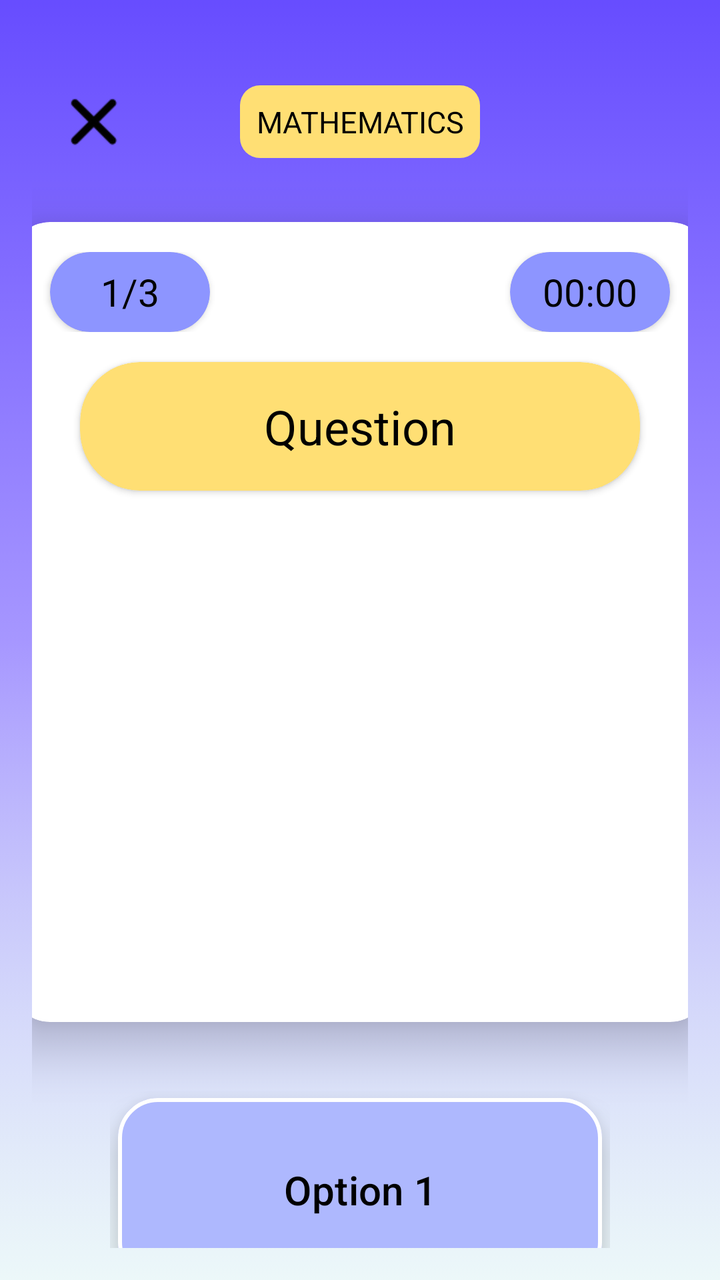
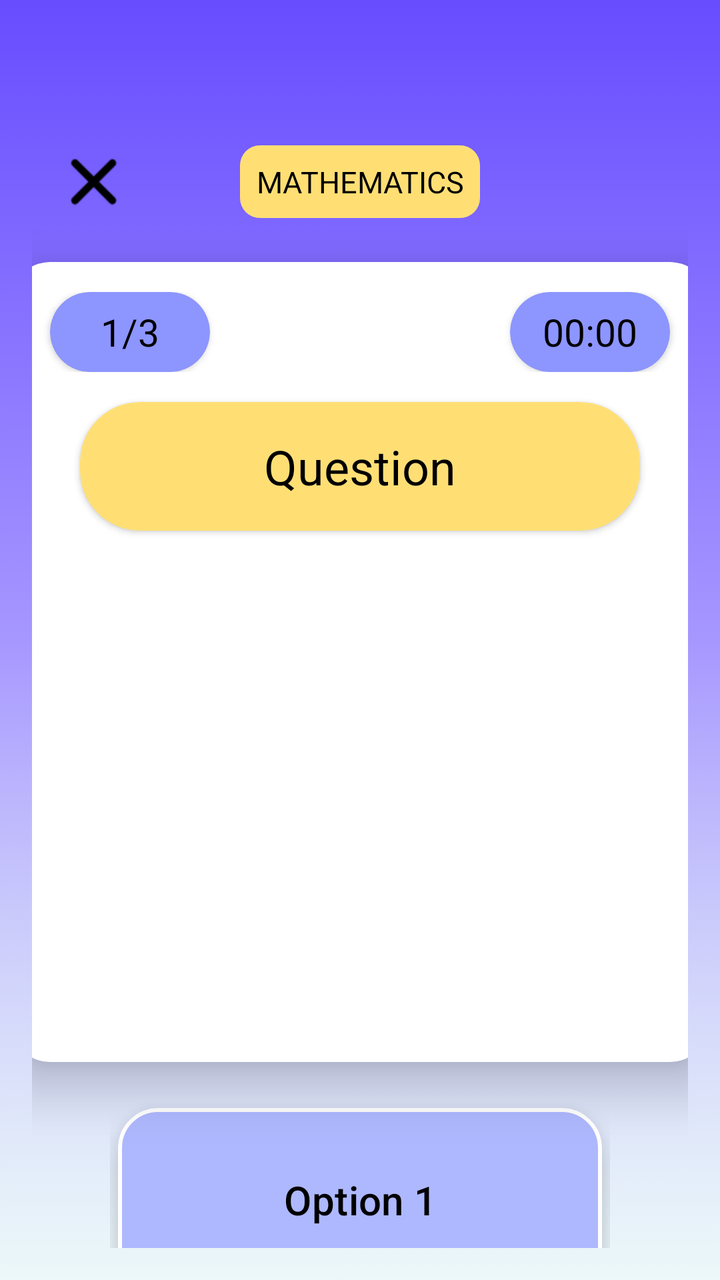

Two renders of the same Android screen: before a commit and after it. Below are the layout's source before the change and the commit's diff.
<!-- AndroidManifest.xml: application theme Theme.QuizApp -->
<!-- res/layout/quiz_maths_2.xml -->
<?xml version="1.0" encoding="utf-8"?>
<LinearLayout xmlns:android="http://schemas.android.com/apk/res/android"
    xmlns:tools="http://schemas.android.com/tools"
    xmlns:app="http://schemas.android.com/apk/res-auto"
    android:id="@+id/main"
    android:layout_width="match_parent"
    android:layout_height="match_parent"
    android:orientation="vertical"
    android:padding="16dp"
    android:background="@drawable/background"
    tools:context=".QuizMathsSB">

    <RelativeLayout
        android:layout_width="match_parent"
        android:layout_height="50dp"
        android:layout_marginTop="20dp">

        <ImageView
            android:id="@+id/close_button"
            android:layout_width="30dp"
            android:layout_height="30dp"
            android:layout_alignParentStart="true"
            android:layout_centerVertical="true"
            android:layout_marginStart="16dp"
            android:src="@drawable/close_button"/>

        <TextView
            android:id="@+id/editProfileLabel"
            android:layout_width="wrap_content"
            android:layout_height="wrap_content"
            android:text="MATHEMATICS"
            android:textSize="15sp"
            android:textColor="#000000"
            android:background="@drawable/edit_profile_label_bg"
            android:padding="8dp"
            android:gravity="center"
            android:layout_centerInParent="true"/>

        <androidx.cardview.widget.CardView
            android:layout_width="wrap_content"
            android:layout_height="match_parent"
            android:layout_alignParentEnd="true"
            android:layout_centerVertical="true"
            android:layout_marginEnd="16dp">
        </androidx.cardview.widget.CardView>

    </RelativeLayout>

    <androidx.cardview.widget.CardView
        android:layout_width="350dp"
        android:layout_height="400dp"
        android:layout_gravity="center_horizontal"
        android:layout_marginTop="25dp"
        app:cardBackgroundColor="@android:color/white"
        app:cardCornerRadius="20dp"
        app:cardElevation="15dp">

        <LinearLayout
            android:layout_width="350dp"
            android:layout_height="40dp"
            android:layout_marginTop="15dp"
            android:layout_marginBottom="15dp">

            <androidx.cardview.widget.CardView
                android:layout_width="80dp"
                android:layout_height="40dp"
                android:layout_gravity="center_horizontal"
                android:layout_marginLeft="20dp"
                android:layout_marginRight="20dp"
                app:cardBackgroundColor="@color/buttonPurple"
                app:cardCornerRadius="30dp">

                <TextView
                    android:id="@+id/totalQuestion"
                    android:layout_width="80dp"
                    android:layout_height="40dp"
                    android:gravity="center"
                    android:text="1/3"
                    android:textColor="@color/black"
                    android:textSize="19sp" />

            </androidx.cardview.widget.CardView>

            <androidx.cardview.widget.CardView
                android:id="@+id/timer"
                android:layout_width="80dp"
                android:layout_height="40dp"
                android:layout_gravity="center_horizontal"
                android:layout_marginStart="130dp"
                app:cardBackgroundColor="@color/buttonPurple"
                app:cardCornerRadius="30dp">

                <TextView
                    android:id="@+id/timerText"
                    android:layout_width="80dp"
                    android:layout_height="40dp"
                    android:gravity="center"
                    android:text="00:00"
                    android:textColor="@color/black"
                    android:textSize="19sp" />

            </androidx.cardview.widget.CardView>

        </LinearLayout>

        <androidx.cardview.widget.CardView
            android:layout_width="280dp"
            android:layout_height="wrap_content"
            android:layout_gravity="center_horizontal"
            android:layout_marginTop="70dp"
            android:layout_marginBottom="20dp"
            app:cardBackgroundColor="@color/yellow"
            app:cardCornerRadius="30dp">

            <TextView
                android:id="@+id/question_text"
                android:layout_width="280dp"
                android:layout_height="wrap_content"
                android:gravity="center"
                android:padding="16dp"
                android:text="Question"
                android:textColor="@color/black"
                android:textSize="24sp" />

        </androidx.cardview.widget.CardView>

        <ImageView
            android:id="@+id/imageView"
            android:layout_width="200dp"
            android:layout_height="200dp"
            android:layout_gravity="center_horizontal"
            android:layout_marginTop="165dp"
            />
    </androidx.cardview.widget.CardView>


    <LinearLayout
        style="?android:attr/buttonBarStyle"
        android:layout_width="250dp"
        android:layout_height="113dp"
        android:layout_gravity="center_horizontal"
        android:layout_marginTop="30dp"
        android:orientation="horizontal">

        <Button
            android:id="@+id/option_1_button"
            style="?android:attr/buttonBarButtonStyle"
            android:layout_width="60dp"
            android:layout_height="100dp"
            android:layout_margin="4dp"
            android:layout_weight="1"
            android:backgroundTint="@color/lightPurple"
            android:elevation="10dp"
            android:outlineProvider="background"
            android:stateListAnimator="@null"
            android:text="Option 1"
            android:textColor="@color/black"
            android:textSize="20sp"
            app:cornerRadius="20dp"
            app:strokeColor="@color/white"
            app:strokeWidth="2dp" />
    </LinearLayout>

    <LinearLayout
        style="?android:attr/buttonBarStyle"
        android:layout_width="250dp"
        android:layout_height="108dp"
        android:layout_gravity="center_horizontal"
        android:layout_marginTop="5dp"
        android:orientation="horizontal">

        <Button
            android:id="@+id/option_2_button"
            style="?android:attr/buttonBarButtonStyle"
            android:layout_width="60dp"
            android:layout_height="100dp"
            android:layout_margin="4dp"
            android:layout_weight="1"
            android:backgroundTint="@color/lightPurple"
            android:elevation="10dp"
            android:outlineProvider="background"
            android:stateListAnimator="@null"
            android:text="Option 2"
            android:textColor="@color/black"
            android:textSize="20sp"
            app:cornerRadius="20dp"
            app:strokeColor="@color/white"
            app:strokeWidth="2dp" />
    </LinearLayout>


    <LinearLayout
        style="?android:attr/buttonBarStyle"
        android:layout_width="250dp"
        android:layout_height="107dp"
        android:layout_gravity="center_horizontal"
        android:layout_marginTop="5dp"
        android:orientation="horizontal">

        <Button
            android:id="@+id/option_3_button"
            style="?android:attr/buttonBarButtonStyle"
            android:layout_width="60dp"
            android:layout_height="100dp"
            android:layout_margin="4dp"
            android:layout_weight="1"
            android:backgroundTint="@color/lightPurple"
            android:elevation="10dp"
            android:outlineProvider="background"
            android:stateListAnimator="@null"
            android:text="Option 3"
            android:textColor="@color/black"
            android:textSize="20sp"
            app:cornerRadius="20dp"
            app:strokeColor="@color/white"
            app:strokeWidth="2dp" />
    </LinearLayout>


</LinearLayout>
<!-- resources referenced by this layout -->
<resources>
  <color name="black">#FF000000</color>
  <color name="buttonPurple">#8D95FF</color>
  <color name="lightPurple">#AEB8FE</color>
  <color name="white">#FFFFFFFF</color>
  <color name="yellow">#FFDF74</color>
  <!-- drawable background: png bitmap (drawable, 33364 bytes) -->
  <!-- drawable close_button: png bitmap (drawable, 2223 bytes) -->
  <!-- drawable edit_profile_label_bg (drawable) -->
  <?xml version="1.0" encoding="utf-8"?>
  <shape android:shape="rectangle" xmlns:android="http://schemas.android.com/apk/res/android">
  
      <corners android:radius="10dp"/>
      <solid android:color="@color/yellow"/>
  </shape>
  <style name="Theme.QuizApp" parent="Base.Theme.QuizApp" />
  <style name="Base.Theme.QuizApp" parent="Theme.Material3.DayNight.NoActionBar">
          
          <item name="colorPrimary">@color/purple</item>
          <item name="colorPrimaryVariant">@color/blue</item>
          <item name="android:statusBarColor">@color/blue</item>
      </style>
  <color name="purple">#2600FF</color>
  <color name="blue">#B0E0E6</color>
</resources>

<!-- the commit's change to res/layout/quiz_maths_2.xml (unified diff, before → after) -->
@@ -13,7 +13,7 @@
     <RelativeLayout
         android:layout_width="match_parent"
         android:layout_height="50dp"
-        android:layout_marginTop="20dp">
+        android:layout_marginTop="50dp">
 
         <ImageView
             android:id="@+id/close_button"
@@ -50,7 +50,7 @@
         android:layout_width="350dp"
         android:layout_height="400dp"
         android:layout_gravity="center_horizontal"
-        android:layout_marginTop="25dp"
+        android:layout_marginTop="15dp"
         app:cardBackgroundColor="@android:color/white"
         app:cardCornerRadius="20dp"
         app:cardElevation="15dp">
@@ -139,7 +139,7 @@
         android:layout_width="250dp"
         android:layout_height="113dp"
         android:layout_gravity="center_horizontal"
-        android:layout_marginTop="30dp"
+        android:layout_marginTop="15dp"
         android:orientation="horizontal">
 
         <Button
